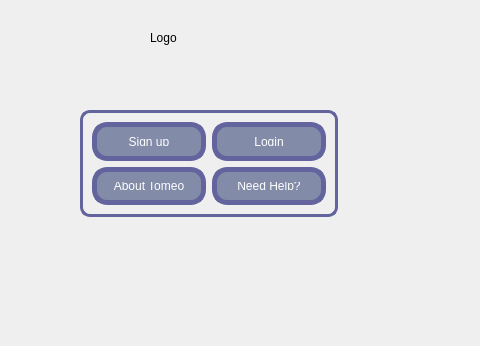
Before: the Qt Designer form UI_cw3/mainwindow.ui in Honggeiry/ui, drawn with Qt 5; both pictures show x 0 to 480 and y 0 to 346 of the 800 by 600 pixel window.
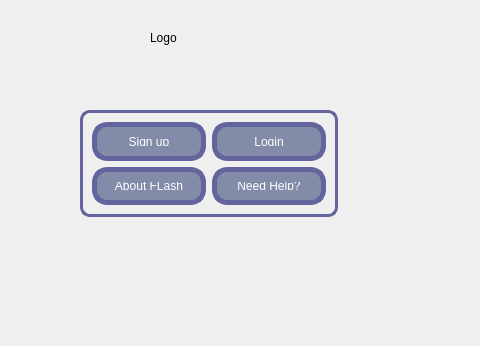
After: the same form once the commit is applied.

The edit to the form file:
```diff
--- a/UI_cw3/mainwindow.ui
+++ b/UI_cw3/mainwindow.ui
@@ -104,7 +104,7 @@
 }</string>
            </property>
            <property name="text">
-            <string>About Tomeo</string>
+            <string>About FLash</string>
            </property>
           </widget>
          </item>
```
